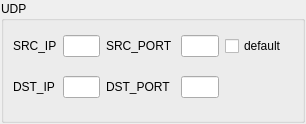
public0821/npg, file src/ui/udp_widget.ui: the form before one commit.
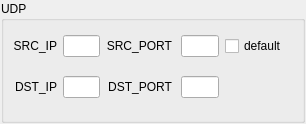
The form after the commit.

```diff
--- a/src/ui/udp_widget.ui
+++ b/src/ui/udp_widget.ui
@@ -40,9 +40,15 @@
       </property>
       <item row="0" column="0">
        <widget class="QLabel" name="src_ip_label">
+        <property name="layoutDirection">
+         <enum>Qt::RightToLeft</enum>
+        </property>
         <property name="text">
          <string>SRC_IP</string>
         </property>
+        <property name="alignment">
+         <set>Qt::AlignRight|Qt::AlignTrailing|Qt::AlignVCenter</set>
+        </property>
        </widget>
       </item>
       <item row="0" column="1">
@@ -51,11 +57,14 @@
       <item row="0" column="2">
        <widget class="QLabel" name="label_3">
         <property name="layoutDirection">
-         <enum>Qt::RightToLeft</enum>
+         <enum>Qt::LeftToRight</enum>
         </property>
         <property name="text">
          <string>SRC_PORT </string>
         </property>
+        <property name="alignment">
+         <set>Qt::AlignRight|Qt::AlignTrailing|Qt::AlignVCenter</set>
+        </property>
        </widget>
       </item>
       <item row="0" column="3">
@@ -83,9 +92,15 @@
       </item>
       <item row="1" column="0">
        <widget class="QLabel" name="label">
+        <property name="layoutDirection">
+         <enum>Qt::LeftToRight</enum>
+        </property>
         <property name="text">
          <string>DST_IP</string>
         </property>
+        <property name="alignment">
+         <set>Qt::AlignRight|Qt::AlignTrailing|Qt::AlignVCenter</set>
+        </property>
        </widget>
       </item>
       <item row="1" column="1">
@@ -94,11 +109,14 @@
       <item row="1" column="2">
        <widget class="QLabel" name="label_2">
         <property name="layoutDirection">
-         <enum>Qt::RightToLeft</enum>
+         <enum>Qt::LeftToRight</enum>
         </property>
         <property name="text">
          <string>DST_PORT </string>
         </property>
+        <property name="alignment">
+         <set>Qt::AlignRight|Qt::AlignTrailing|Qt::AlignVCenter</set>
+        </property>
        </widget>
       </item>
       <item row="1" column="3">
```
